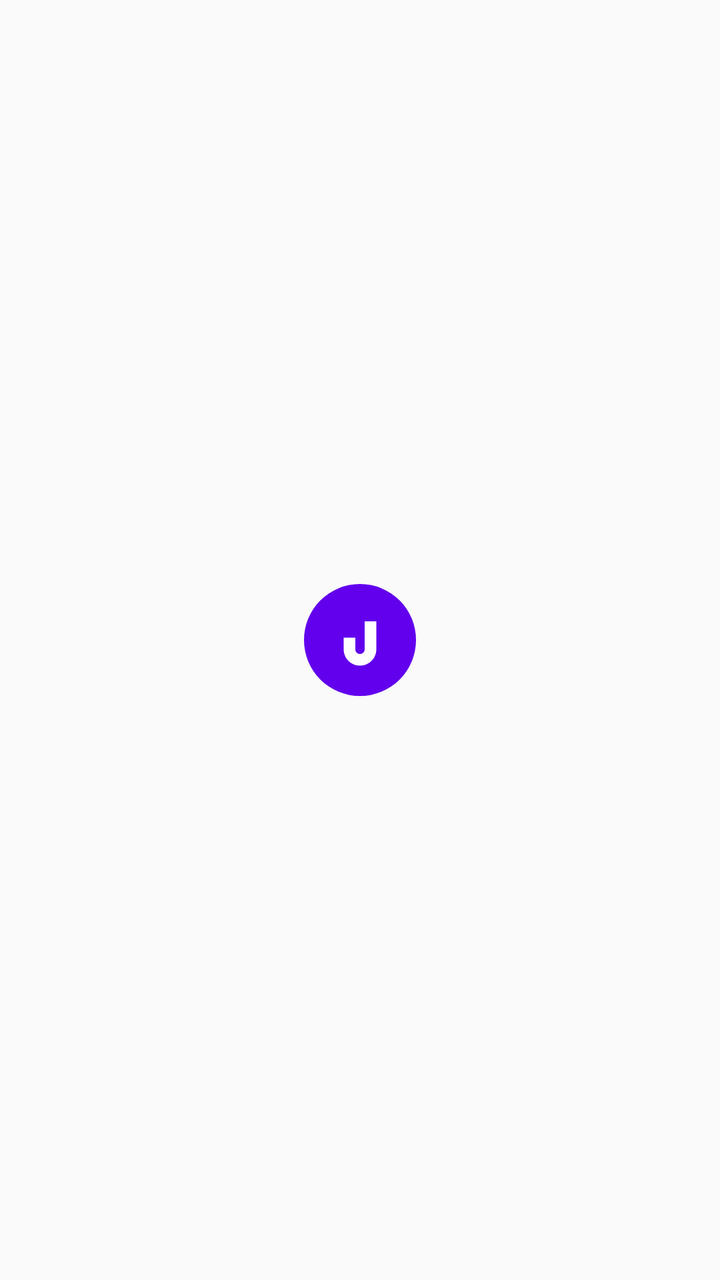
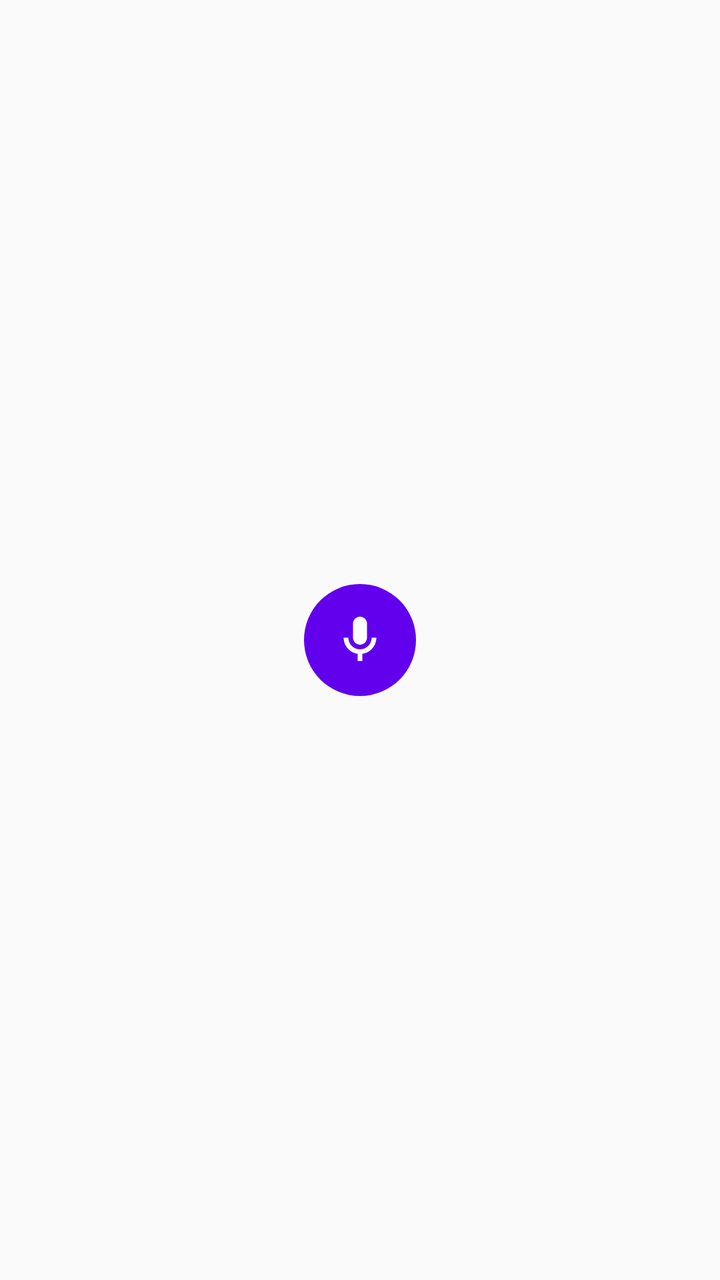

Two renders of the same Android screen: before a commit and after it. Below are the layout's source before the change and the commit's diff.
<!-- AndroidManifest.xml: application theme Theme.Notel -->
<!-- res/layout/voice_log_widget.xml -->
<?xml version="1.0" encoding="utf-8"?>
<RelativeLayout xmlns:android="http://schemas.android.com/apk/res/android"
    android:layout_width="match_parent"
    android:layout_height="match_parent"
    android:padding="8dp">

    <ImageView
        android:id="@+id/widget_mic_button"
        android:layout_width="56dp"
        android:layout_height="56dp"
        android:layout_centerInParent="true"
        android:background="@drawable/widget_circle_background"
        android:contentDescription="Voice AI Log"
        android:padding="14dp"
        android:src="@drawable/ic_noti_j"
        android:tint="#FFFFFF" />

</RelativeLayout>
<!-- resources referenced by this layout -->
<resources>
  <!-- drawable ic_noti_j (drawable) -->
  <vector xmlns:android="http://schemas.android.com/apk/res/android"
      android:height="24dp"
      android:width="24dp"
      android:viewportHeight="24.0"
      android:viewportWidth="24.0">
      <path
          android:fillColor="#FFFFFF"
          android:pathData="M20,4h-6v12c0,1.1-0.9,2-2,2s-2-0.9-2-2v-5H5v5c0,3.87,3.13,7,7,7s7-3.13,7-7V4z" />
  </vector>
  <!-- drawable widget_circle_background (drawable) -->
  <?xml version="1.0" encoding="utf-8"?>
  <shape xmlns:android="http://schemas.android.com/apk/res/android"
      android:shape="oval">
      <solid android:color="#6200EE" /> 
  </shape>
  <style name="Theme.Notel" parent="android:Theme.Material.Light.NoActionBar" />
</resources>

<!-- the commit's change to res/layout/voice_log_widget.xml (unified diff, before → after) -->
@@ -12,7 +12,6 @@
         android:background="@drawable/widget_circle_background"
         android:contentDescription="Voice AI Log"
         android:padding="14dp"
-        android:src="@drawable/ic_noti_j"
-        android:tint="#FFFFFF" />
+        android:src="@drawable/ic_mic_widget" />
 
 </RelativeLayout>
<!-- resource entries referenced after the edit -->
@@ -1,14 +1,18 @@
 <!-- resources referenced by this layout -->
 <resources>
-  <!-- drawable ic_noti_j (drawable) -->
+  <!-- drawable ic_mic_widget (drawable) -->
   <vector xmlns:android="http://schemas.android.com/apk/res/android"
+      android:width="24dp"
       android:height="24dp"
-      android:width="24dp"
-      android:viewportHeight="24.0"
-      android:viewportWidth="24.0">
+      android:viewportWidth="24"
+      android:viewportHeight="24"
+      android:tint="#FFFFFF">
       <path
-          android:fillColor="#FFFFFF"
-          android:pathData="M20,4h-6v12c0,1.1-0.9,2-2,2s-2-0.9-2-2v-5H5v5c0,3.87,3.13,7,7,7s7-3.13,7-7V4z" />
+          android:fillColor="@android:color/white"
+          android:pathData="M12,14c1.66,0 3,-1.34 3,-3V5c0,-1.66 -1.34,-3 -3,-3S9,3.34 9,5v6c0,1.66 1.34,3 3,3z"/>
+      <path
+          android:fillColor="@android:color/white"
+          android:pathData="M17,11c0,2.76 -2.24,5 -5,5s-5,-2.24 -5,-5H5c0,3.53 2.61,6.43 6,6.92V21h2v-3.08c3.39,-0.49 6,-3.39 6,-6.92h-2z"/>
   </vector>
   <!-- drawable widget_circle_background (drawable) -->
   <?xml version="1.0" encoding="utf-8"?>
